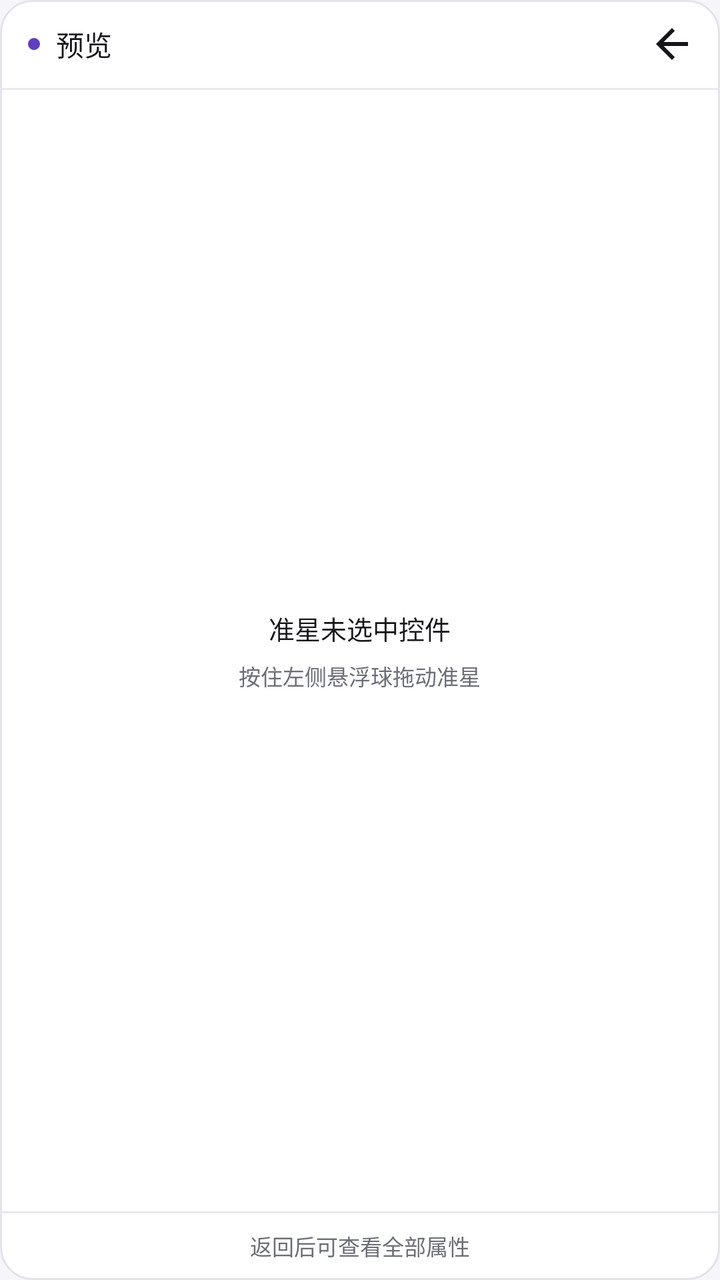
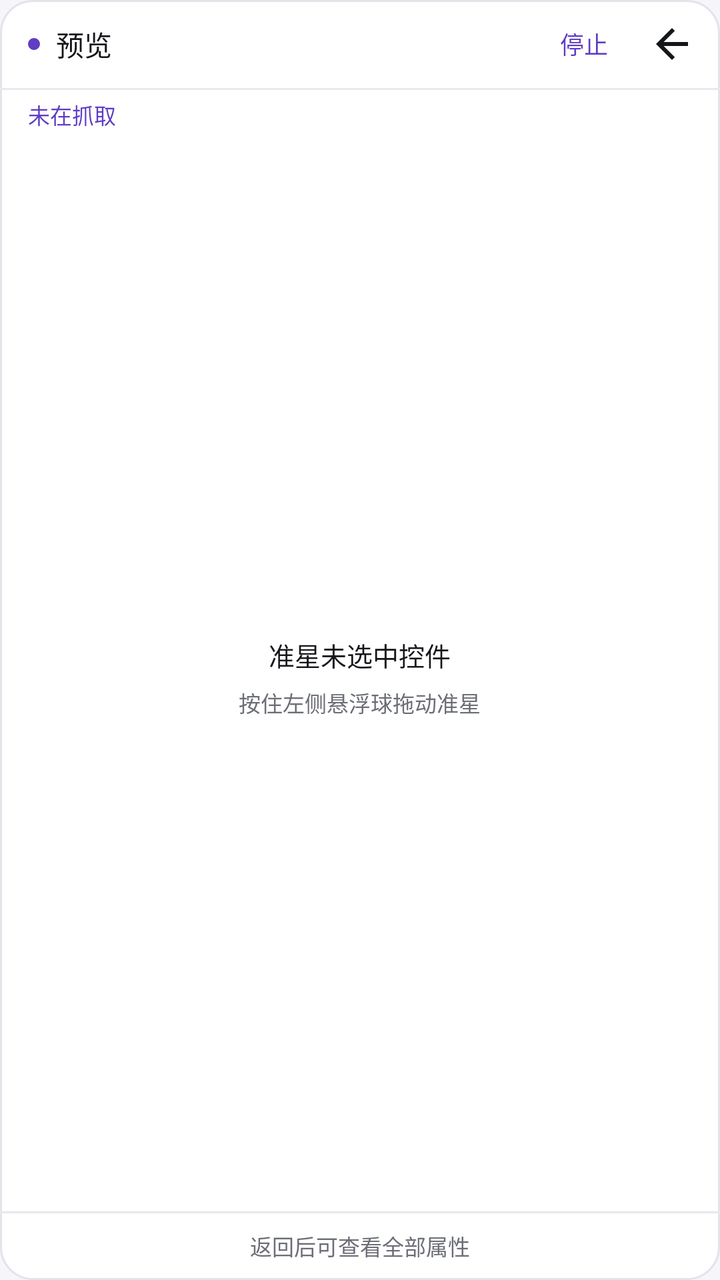

Screens rendered from an Android XML layout before and after an edit, with the pre-edit source and the edit as a unified diff.
<!-- AndroidManifest.xml: application theme Theme.EzSpy -->
<!-- res/layout/overlay_panel.xml -->
<?xml version="1.0" encoding="utf-8"?>
<FrameLayout xmlns:android="http://schemas.android.com/apk/res/android"
    xmlns:tools="http://schemas.android.com/tools"
    android:layout_width="match_parent"
    android:layout_height="match_parent">

    <LinearLayout
        android:layout_width="match_parent"
        android:layout_height="match_parent"
        android:background="@drawable/bg_overlay_panel"
        tools:ignore="UselessParent"
        android:orientation="vertical">

        <LinearLayout
            android:id="@+id/titleBar"
            android:layout_width="match_parent"
            android:layout_height="44dp"
            android:gravity="center_vertical"
            android:orientation="horizontal"
            android:paddingStart="14dp"
            android:paddingEnd="4dp">

            <View
                android:layout_width="6dp"
                android:layout_height="6dp"
                android:background="@drawable/bg_overlay_dot" />

            <TextView
                android:layout_width="wrap_content"
                android:layout_height="wrap_content"
                android:layout_marginStart="8dp"
                android:text="@string/overlay_preview_title"
                android:textColor="@color/overlay_text_primary"
                android:textSize="14sp"
                android:fontFamily="sans-serif-medium" />

            <Space
                android:layout_width="0dp"
                android:layout_height="1dp"
                android:layout_weight="1" />

            <ImageButton
                android:id="@+id/backButton"
                android:layout_width="40dp"
                android:layout_height="40dp"
                android:background="?attr/selectableItemBackgroundBorderless"
                android:contentDescription="@string/overlay_back"
                android:padding="8dp"
                android:src="@drawable/ic_arrow_back_overlay" />
        </LinearLayout>

        <View
            android:layout_width="match_parent"
            android:layout_height="1dp"
            android:background="@color/overlay_divider" />

        <FrameLayout
            android:layout_width="match_parent"
            android:layout_height="0dp"
            android:layout_weight="1">

            <ScrollView
                android:id="@+id/summaryScroll"
                android:layout_width="match_parent"
                android:layout_height="match_parent"
                android:clipToPadding="false"
                android:fillViewport="true"
                android:scrollbars="vertical"
                android:visibility="gone">

                <LinearLayout
                    android:id="@+id/summaryContainer"
                    android:layout_width="match_parent"
                    android:layout_height="wrap_content"
                    android:orientation="vertical"
                    android:paddingStart="15dp"
                    android:paddingTop="9dp"
                    android:paddingEnd="15dp"
                    android:paddingBottom="9dp" />
            </ScrollView>

            <LinearLayout
                android:id="@+id/emptyState"
                android:layout_width="match_parent"
                android:layout_height="match_parent"
                android:gravity="center"
                android:orientation="vertical"
                android:paddingStart="24dp"
                android:paddingEnd="24dp">

                <TextView
                    android:layout_width="wrap_content"
                    android:layout_height="wrap_content"
                    android:text="@string/overlay_empty_title"
                    android:textColor="@color/overlay_text_primary"
                    android:textSize="13sp"
                    android:fontFamily="sans-serif-medium" />

                <TextView
                    android:layout_width="wrap_content"
                    android:layout_height="wrap_content"
                    android:layout_marginTop="6dp"
                    android:gravity="center"
                    android:text="@string/overlay_empty_hint"
                    android:textColor="@color/overlay_text_secondary"
                    android:textSize="11sp" />
            </LinearLayout>
        </FrameLayout>

        <View
            android:layout_width="match_parent"
            android:layout_height="1dp"
            android:background="@color/overlay_divider" />

        <TextView
            android:layout_width="match_parent"
            android:layout_height="wrap_content"
            android:gravity="center"
            android:paddingTop="8dp"
            android:paddingBottom="9dp"
            android:text="@string/overlay_footer"
            android:textColor="@color/overlay_text_secondary"
            android:textSize="11sp" />
    </LinearLayout>

</FrameLayout>
<!-- resources referenced by this layout -->
<resources>
  <color name="overlay_divider">#E8E8EE</color>
  <color name="overlay_text_primary">#15161A</color>
  <color name="overlay_text_secondary">#6C6E77</color>
  <!-- drawable bg_overlay_dot (drawable) -->
  <?xml version="1.0" encoding="utf-8"?>
  <shape xmlns:android="http://schemas.android.com/apk/res/android"
      android:shape="oval">
      <solid android:color="@color/overlay_accent" />
  </shape>
  <!-- drawable bg_overlay_panel (drawable) -->
  <?xml version="1.0" encoding="utf-8"?>
  <shape xmlns:android="http://schemas.android.com/apk/res/android"
      android:shape="rectangle">
      <corners android:radius="@dimen/overlay_corner" />
      <solid android:color="@color/overlay_panel_bg" />
      <stroke
          android:width="1dp"
          android:color="@color/overlay_panel_border" />
  </shape>
  <!-- drawable ic_arrow_back_overlay (drawable) -->
  <?xml version="1.0" encoding="utf-8"?>
  <vector xmlns:android="http://schemas.android.com/apk/res/android"
      android:width="24dp"
      android:height="24dp"
      android:viewportWidth="24"
      android:viewportHeight="24"
      android:autoMirrored="true">
      <path
          android:fillColor="@color/overlay_text_primary"
          android:pathData="M20,11H7.83l5.59,-5.59L12,4l-8,8 8,8 1.41,-1.41L7.83,13H20v-2z" />
  </vector>
  <string name="overlay_back">返回主界面</string>
  <string name="overlay_empty_hint">按住左侧悬浮球拖动准星</string>
  <string name="overlay_empty_title">准星未选中控件</string>
  <string name="overlay_footer">返回后可查看全部属性</string>
  <string name="overlay_preview_title">预览</string>
  <color name="overlay_accent">#5F3DC4</color>
  <dimen name="overlay_corner">16dp</dimen>
  <color name="overlay_panel_bg">#FAFFFFFF</color>
  <color name="overlay_panel_border">#E3E3EA</color>
  <color name="color_primary">#5F3DC4</color>
  <color name="color_primary_variant">#4527A0</color>
  <color name="color_on_primary">#FFFFFFFF</color>
  <color name="color_secondary">#6247D6</color>
  <color name="color_on_secondary">#FFFFFFFF</color>
  <color name="color_surface">#FFFFFFFF</color>
  <color name="color_on_surface">#17181D</color>
  <color name="color_on_background">#17181D</color>
  <color name="color_error">#B3261E</color>
  <color name="white">#FFFFFFFF</color>
  <color name="color_background">#F5F5FA</color>
  <style name="Widget.EzSpy.Toolbar" parent="Widget.MaterialComponents.Toolbar">
          <item name="android:background">@color/color_surface</item>
          <item name="android:elevation">0dp</item>
          <item name="titleTextAppearance">@style/TextAppearance.EzSpy.ToolbarTitle</item>
      </style>
  <color name="color_button_text">#FFFFFFFF</color>
  <color name="color_button_bg">#5F3DC4</color>
  <color name="color_accent">#5F3DC4</color>
  <color name="color_text_secondary">#6D6F78</color>
  <color name="color_accent_ripple">#1F5F3DC4</color>
  <style name="TextAppearance.EzSpy.Tab" parent="TextAppearance.MaterialComponents.Button">
          <item name="android:textSize">14sp</item>
          <item name="android:textAllCaps">false</item>
          <item name="android:fontFamily">sans-serif-medium</item>
          <item name="android:letterSpacing">0.01</item>
      </style>
  <style name="TextAppearance.EzSpy.ToolbarTitle" parent="TextAppearance.MaterialComponents.Headline6">
          <item name="android:textSize">20sp</item>
          <item name="android:textColor">@color/color_text_primary</item>
          <item name="android:fontFamily">sans-serif-medium</item>
          <item name="android:letterSpacing">0.01</item>
      </style>
  <color name="color_text_primary">#17181D</color>
  <!-- unchanged entries left out for length: 3 -->
</resources>

<!-- the commit's change to res/layout/overlay_panel.xml (unified diff, before → after) -->
@@ -39,6 +39,22 @@
                 android:layout_height="1dp"
                 android:layout_weight="1" />
 
+            <TextView
+                android:id="@+id/stopButton"
+                android:layout_width="wrap_content"
+                android:layout_height="40dp"
+                android:background="?attr/selectableItemBackgroundBorderless"
+                android:clickable="true"
+                android:contentDescription="@string/overlay_stop"
+                android:focusable="true"
+                android:gravity="center"
+                android:minWidth="48dp"
+                android:paddingStart="8dp"
+                android:paddingEnd="8dp"
+                android:text="@string/overlay_stop"
+                android:textColor="@color/overlay_accent"
+                android:textSize="12sp" />
+
             <ImageButton
                 android:id="@+id/backButton"
                 android:layout_width="40dp"
@@ -53,6 +69,19 @@
             android:layout_width="match_parent"
             android:layout_height="1dp"
             android:background="@color/overlay_divider" />
+
+        <TextView
+            android:id="@+id/sessionStatus"
+            android:layout_width="match_parent"
+            android:layout_height="wrap_content"
+            android:fontFamily="sans-serif-medium"
+            android:paddingStart="14dp"
+            android:paddingTop="4dp"
+            android:paddingEnd="14dp"
+            android:paddingBottom="6dp"
+            android:text="@string/session_idle"
+            android:textColor="@color/overlay_accent"
+            android:textSize="11sp" />
 
         <FrameLayout
             android:layout_width="match_parent"
<!-- resource entries referenced after the edit -->
@@ -36,6 +36,8 @@
   <string name="overlay_empty_title">准星未选中控件</string>
   <string name="overlay_footer">返回后可查看全部属性</string>
   <string name="overlay_preview_title">预览</string>
+  <string name="overlay_stop">停止</string>
+  <string name="session_idle">未在抓取</string>
   <color name="overlay_accent">#5F3DC4</color>
   <dimen name="overlay_corner">16dp</dimen>
   <color name="overlay_panel_bg">#FAFFFFFF</color>
